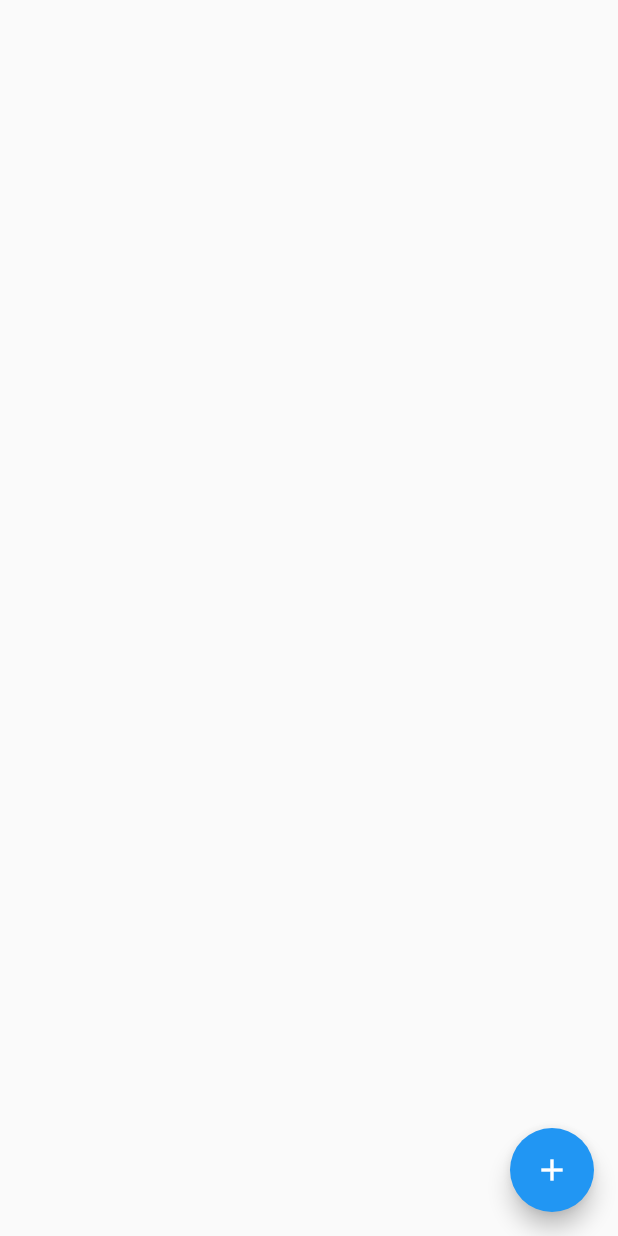
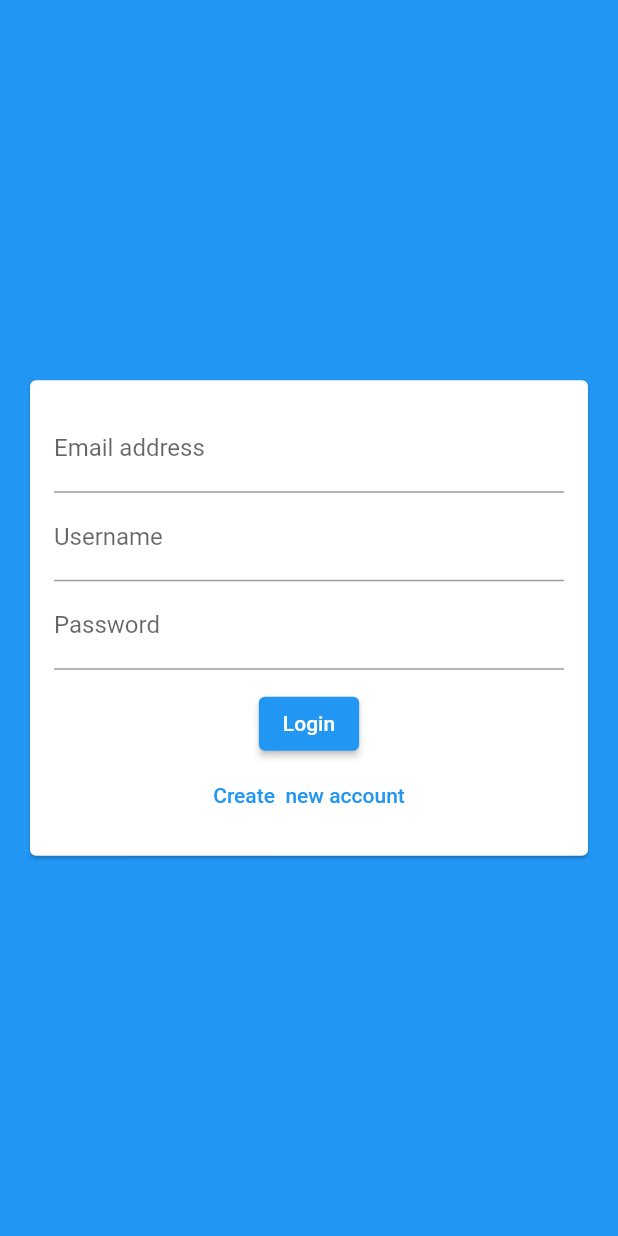
Before and after one commit to mahdibouaziz/flutter_chat_app, a Flutter app: the screen it shows after launch, on a phone screen of 412 x 824 dp. Run offline on Flutter 3.47's test engine with Material 2 defaults, Android fonts, the phone set to English and light mode, and no system bars; our stand-ins replace cloud_firestore, firebase_core; accounts and stored records are empty.

Commit message:
added auth screen

```diff
--- a/lib/main.dart
+++ b/lib/main.dart
@@ -1,5 +1,6 @@
 import 'package:firebase_core/firebase_core.dart';
 import 'package:flutter/material.dart';
+import 'package:flutter_chat_app/screens/auth_screen.dart';
 import 'package:flutter_chat_app/screens/chat_screen.dart';
 
 void main() {
@@ -21,7 +22,7 @@ class MyApp extends StatelessWidget {
         future: Firebase.initializeApp(),
         builder: (context, snapshot) {
           if (snapshot.connectionState == ConnectionState.done) {
-            return const ChatScreen();
+            return const AuthScreen();
           }
           return const CircularProgressIndicator();
         },
--- a/lib/screens/auth_screen.dart
+++ b/lib/screens/auth_screen.dart
@@ -0,0 +1,19 @@
+import 'package:flutter/material.dart';
+import 'package:flutter_chat_app/widgets/auth/auth_form.dart';
+
+class AuthScreen extends StatefulWidget {
+  const AuthScreen({Key? key}) : super(key: key);
+
+  @override
+  State<AuthScreen> createState() => _AuthScreenState();
+}
+
+class _AuthScreenState extends State<AuthScreen> {
+  @override
+  Widget build(BuildContext context) {
+    return Scaffold(
+      backgroundColor: Theme.of(context).colorScheme.primary,
+      body: AuthForm(),
+    );
+  }
+}
--- /dev/null
+++ b/lib/widgets/auth/auth_form.dart
@@ -0,0 +1,57 @@
+import 'package:flutter/material.dart';
+
+class AuthForm extends StatefulWidget {
+  const AuthForm({Key? key}) : super(key: key);
+
+  @override
+  State<AuthForm> createState() => _AuthFormState();
+}
+
+class _AuthFormState extends State<AuthForm> {
+  @override
+  Widget build(BuildContext context) {
+    return Center(
+      child: Card(
+        margin: const EdgeInsets.all(20),
+        child: SingleChildScrollView(
+          child: Padding(
+            padding: const EdgeInsets.all(16),
+            child: Form(
+              child: Column(
+                mainAxisSize: MainAxisSize.min,
+                children: [
+                  TextFormField(
+                    keyboardType: TextInputType.emailAddress,
+                    decoration: const InputDecoration(
+                      labelText: "Email address",
+                    ),
+                  ),
+                  TextFormField(
+                    decoration: const InputDecoration(
+                      labelText: "Username",
+                    ),
+                  ),
+                  TextFormField(
+                    obscureText: true,
+                    decoration: const InputDecoration(
+                      labelText: "Password",
+                    ),
+                  ),
+                  const SizedBox(height: 12),
+                  ElevatedButton(
+                    child: const Text("Login"),
+                    onPressed: () {},
+                  ),
+                  TextButton(
+                    onPressed: () {},
+                    child: const Text("Create  new account"),
+                  )
+                ],
+              ),
+            ),
+          ),
+        ),
+      ),
+    );
+  }
+}
```
